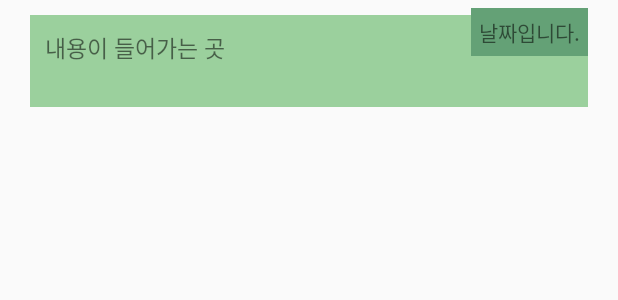
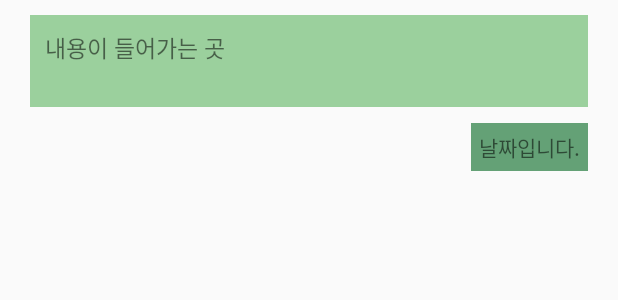
Before and after one commit to funny0601/FinalHHProject, an Android app: the layout tab5_diary_full_frame.xml on its own in the app's theme, with its tools: preview values and no code run, on a phone screen of 412 x 824 dp. Shown: the top 300 px of the screen. Run offline under Robolectric (Android 15) with nearby library versions, the phone set to English and light mode, and no system bars.

Commit message:
tab5 frame 날짜 위치 변경

```diff
--- a/app/src/main/res/layout/tab5_diary_full_frame.xml
+++ b/app/src/main/res/layout/tab5_diary_full_frame.xml
@@ -21,7 +21,6 @@
     <TextView
         android:layout_width="wrap_content"
         android:layout_height="wrap_content"
-        android:layout_below="@id/content"
         android:padding="5dp"
         android:id="@+id/date1"
         android:layout_marginLeft="20dp"
@@ -29,7 +28,8 @@
         android:layout_marginTop="5dp"
         android:background="#64A176"
         android:text="날짜입니다."
-        android:layout_alignParentRight="true"/>
+        android:layout_alignParentRight="true"
+        android:layout_below="@id/content2"/>
 
 
 </RelativeLayout>
```
